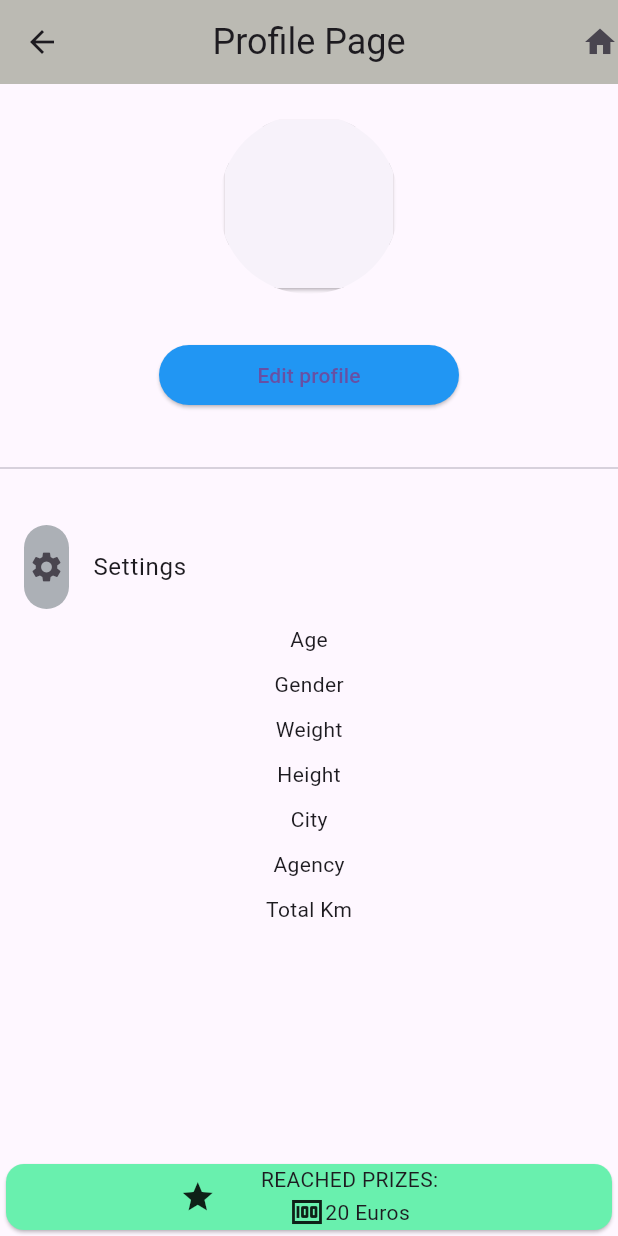
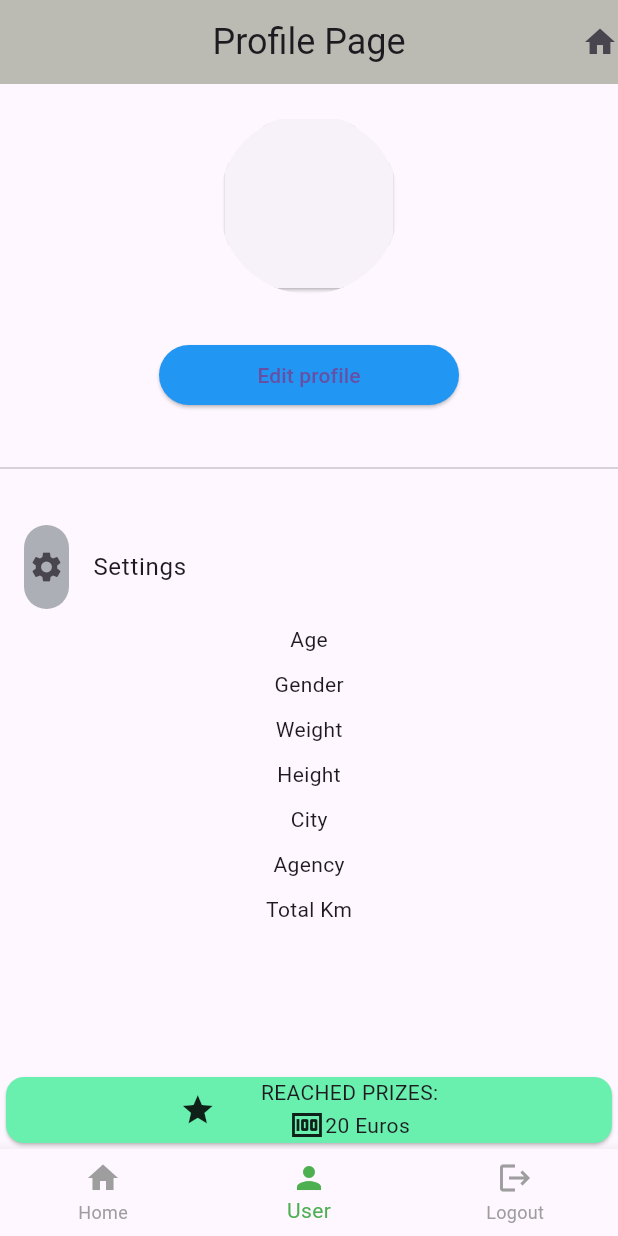
Before and after one commit to StellaRinaldii/RiderApp, a Flutter app: the Profilepage screen opened directly, on a phone screen of 412 x 824 dp. Run offline on Flutter 3.47's test engine with Material 3 defaults, Android fonts, the light colour scheme and no system bars; our stand-ins replace shared_preferences; accounts and stored records are empty.

Commit message:
Navigator Update1
Ho aggiunto il navigator per le mie pagine, manca però la funzione di logout

```diff
--- a/lib/screens/profilepage.dart
+++ b/lib/screens/profilepage.dart
@@ -1,4 +1,5 @@
 import 'package:flutter/material.dart';
+import 'package:workers_campe/screens/homepage.dart';
 
 class Profilepage extends StatelessWidget {
   const Profilepage({super.key});
@@ -77,6 +78,36 @@
               )
 
           ],),
+
+        bottomNavigationBar: BottomNavigationBar(
+          currentIndex: 1,
+          selectedItemColor: Colors.green,
+          unselectedItemColor: Colors.grey,
+          onTap: (index) {
+            if (index == 2) {
+              // _toLoginPage(context);
+            } else if (index == 0){
+              Navigator.of(context).pushReplacement(
+                MaterialPageRoute(builder: (context) => HomePage()),
+              );
+            }
+          },
+          items: const [
+          BottomNavigationBarItem(
+            icon: Icon(Icons.home),
+            label: "Home",
+          ),
+          BottomNavigationBarItem(
+            icon: Icon(Icons.person),
+            label: "User",
+          ),
+          BottomNavigationBarItem(
+            icon: Icon(Icons.logout),
+            label: "Logout",
+          ),
+        ],
+        ),
     );
   }
+
 }
```
Also changed, not shown: lib/screens/aftershift.dart (+32 -6 lines), lib/screens/homepage.dart (+9 -0 lines).
